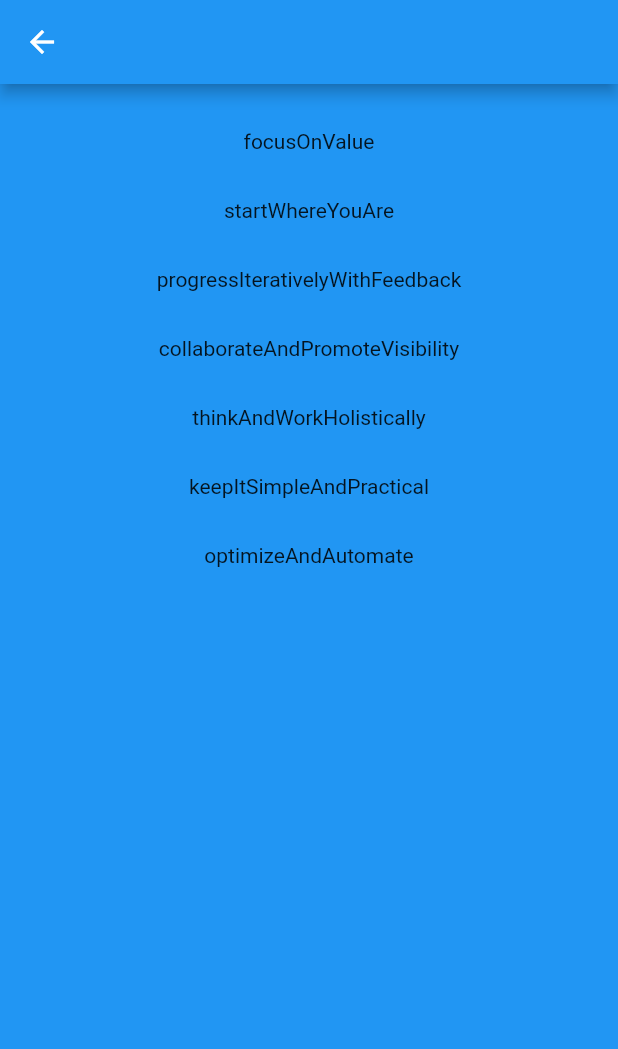
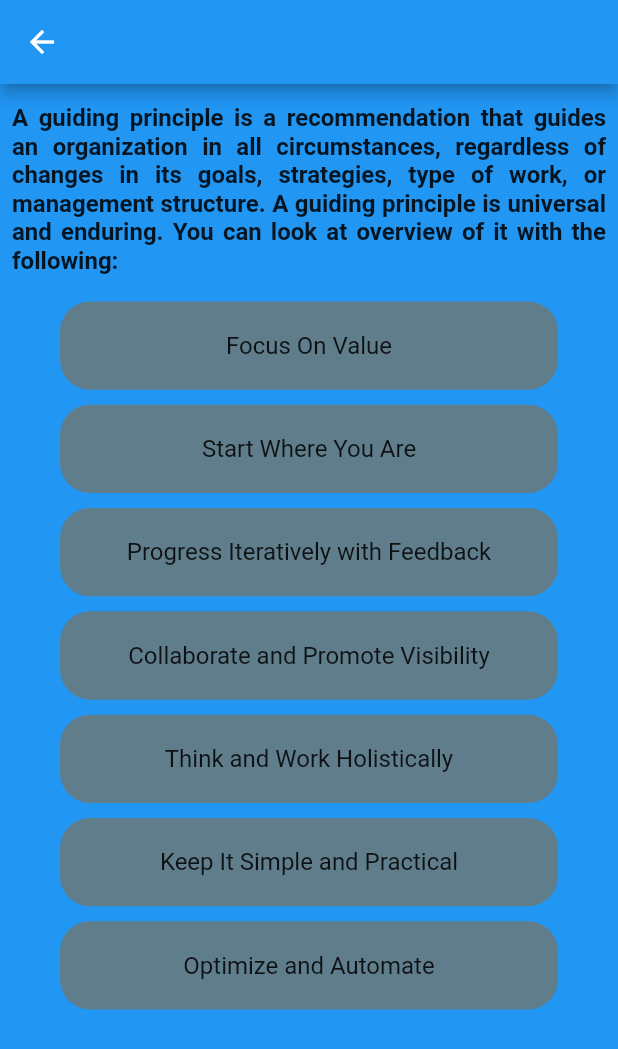
Before and after one commit to ElifEsen/ITMS-MobileApp-Project, a Flutter app: the guidingPrinciples screen opened directly, on a phone screen of 412 x 824 dp. Shown: the top 1049 px of the screen. Run offline on Flutter 3.47's test engine with Material 2 defaults, Android fonts, the light colour scheme and no system bars.

Commit message:
Update guidingPrinciples.dart

```diff
--- a/itms_project/lib/Modules/guidingPrinciples.dart
+++ b/itms_project/lib/Modules/guidingPrinciples.dart
@@ -20,7 +20,18 @@ class guidingPrinciples extends StatelessWidget {
           child: Column(
             children: <Widget>[
               SizedBox(
-                height: 30.0,
+                height: 5.0,
+              ),
+              Container(
+                padding: EdgeInsets.all(8.0),
+                child: Text(
+                  "A guiding principle is a recommendation that guides an organization in all circumstances, regardless of changes in its goals, strategies, type of work, or management structure. A guiding principle is universal and enduring. You can look at overview of it with the following:",
+                  textAlign: TextAlign.justify,
+                  style: TextStyle(fontSize: 16.0, fontWeight: FontWeight.bold),
+                ),
+              ),
+              SizedBox(
+                height: 10.0,
               ),
               InkWell(
                   onTap: () {
@@ -29,9 +40,20 @@ class guidingPrinciples extends StatelessWidget {
                         MaterialPageRoute(
                             builder: (BuildContext context) => focusOnValue()));
                   },
-                  child: Text("focusOnValue")),
+                  child: Container(
+                      alignment: Alignment.center,
+                      width: MediaQuery.of(context).size.width - 80.0,
+                      height: MediaQuery.of(context).size.height / 14,
+                      decoration: BoxDecoration(
+                        color: Colors.blueGrey,
+                        borderRadius: BorderRadiusDirectional.circular(20.0),
+                      ),
+                      child: Text(
+                        "Focus On Value",
+                        style: TextStyle(fontSize: 16.0),
+                      ))),
               SizedBox(
-                height: 30.0,
+                height: 10.0,
               ),
               InkWell(
                   onTap: () {
@@ -41,9 +63,20 @@ class guidingPrinciples extends StatelessWidget {
                             builder: (BuildContext context) =>
                                 startWhereYouAre()));
                   },
-                  child: Text("startWhereYouAre")),
+                  child: Container(
+                      alignment: Alignment.center,
+                      width: MediaQuery.of(context).size.width - 80.0,
+                      height: MediaQuery.of(context).size.height / 14,
+                      decoration: BoxDecoration(
+                        color: Colors.blueGrey,
+                        borderRadius: BorderRadiusDirectional.circular(20.0),
+                      ),
+                      child: Text(
+                        "Start Where You Are",
+                        style: TextStyle(fontSize: 16.0),
+                      ))),
               SizedBox(
-                height: 30.0,
+                height: 10.0,
               ),
               InkWell(
                   onTap: () {
@@ -53,9 +86,20 @@ class guidingPrinciples extends StatelessWidget {
                             builder: (BuildContext context) =>
                                 progressIterativelyWithFeedback()));
                   },
-                  child: Text("progressIterativelyWithFeedback")),
+                  child: Container(
+                      alignment: Alignment.center,
+                      width: MediaQuery.of(context).size.width - 80.0,
+                      height: MediaQuery.of(context).size.height / 14,
+                      decoration: BoxDecoration(
+                        color: Colors.blueGrey,
+                        borderRadius: BorderRadiusDirectional.circular(20.0),
+                      ),
+                      child: Text(
+                        "Progress Iteratively with Feedback",
+                        style: TextStyle(fontSize: 16.0),
+                      ))),
               SizedBox(
-                height: 30.0,
+                height: 10.0,
               ),
               InkWell(
                   onTap: () {
@@ -65,9 +109,20 @@ class guidingPrinciples extends StatelessWidget {
                             builder: (BuildContext context) =>
                                 collaborateAndPromoteVisibility()));
                   },
-                  child: Text("collaborateAndPromoteVisibility")),
+                  child: Container(
+                      alignment: Alignment.center,
+                      width: MediaQuery.of(context).size.width - 80.0,
+                      height: MediaQuery.of(context).size.height / 14,
+                      decoration: BoxDecoration(
+                        color: Colors.blueGrey,
+                        borderRadius: BorderRadiusDirectional.circular(20.0),
+                      ),
+                      child: Text(
+                        "Collaborate and Promote Visibility",
+                        style: TextStyle(fontSize: 16.0),
+                      ))),
               SizedBox(
-                height: 30.0,
+                height: 10.0,
               ),
               InkWell(
                   onTap: () {
@@ -77,9 +132,20 @@ class guidingPrinciples extends StatelessWidget {
                             builder: (BuildContext context) =>
                                 thinkAndWorkHolistically()));
                   },
-                  child: Text("thinkAndWorkHolistically")),
+                  child: Container(
+                      alignment: Alignment.center,
+                      width: MediaQuery.of(context).size.width - 80.0,
+                      height: MediaQuery.of(context).size.height / 14,
+                      decoration: BoxDecoration(
+                        color: Colors.blueGrey,
+                        borderRadius: BorderRadiusDirectional.circular(20.0),
+                      ),
+                      child: Text(
+                        "Think and Work Holistically",
+                        style: TextStyle(fontSize: 16.0),
+                      ))),
               SizedBox(
-                height: 30.0,
+                height: 10.0,
               ),
               InkWell(
                   onTap: () {
@@ -89,9 +155,20 @@ class guidingPrinciples extends StatelessWidget {
                             builder: (BuildContext context) =>
                                 keepItSimpleAndPractical()));
                   },
-                  child: Text("keepItSimpleAndPractical")),
+                  child: Container(
+                      alignment: Alignment.center,
+                      width: MediaQuery.of(context).size.width - 80.0,
+                      height: MediaQuery.of(context).size.height / 14,
+                      decoration: BoxDecoration(
+                        color: Colors.blueGrey,
+                        borderRadius: BorderRadiusDirectional.circular(20.0),
+                      ),
+                      child: Text(
+                        "Keep It Simple and Practical",
+                        style: TextStyle(fontSize: 16.0),
+                      ))),
               SizedBox(
-                height: 30.0,
+                height: 10.0,
               ),
               InkWell(
                   onTap: () {
@@ -101,7 +178,18 @@ class guidingPrinciples extends StatelessWidget {
                             builder: (BuildContext context) =>
                                 optimizeAndAutomate()));
                   },
-                  child: Text("optimizeAndAutomate")),
+                  child: Container(
+                      alignment: Alignment.center,
+                      width: MediaQuery.of(context).size.width - 80.0,
+                      height: MediaQuery.of(context).size.height / 14,
+                      decoration: BoxDecoration(
+                        color: Colors.blueGrey,
+                        borderRadius: BorderRadiusDirectional.circular(20.0),
+                      ),
+                      child: Text(
+                        "Optimize and Automate",
+                        style: TextStyle(fontSize: 16.0),
+                      ))),
             ],
           ),
         ),
```
